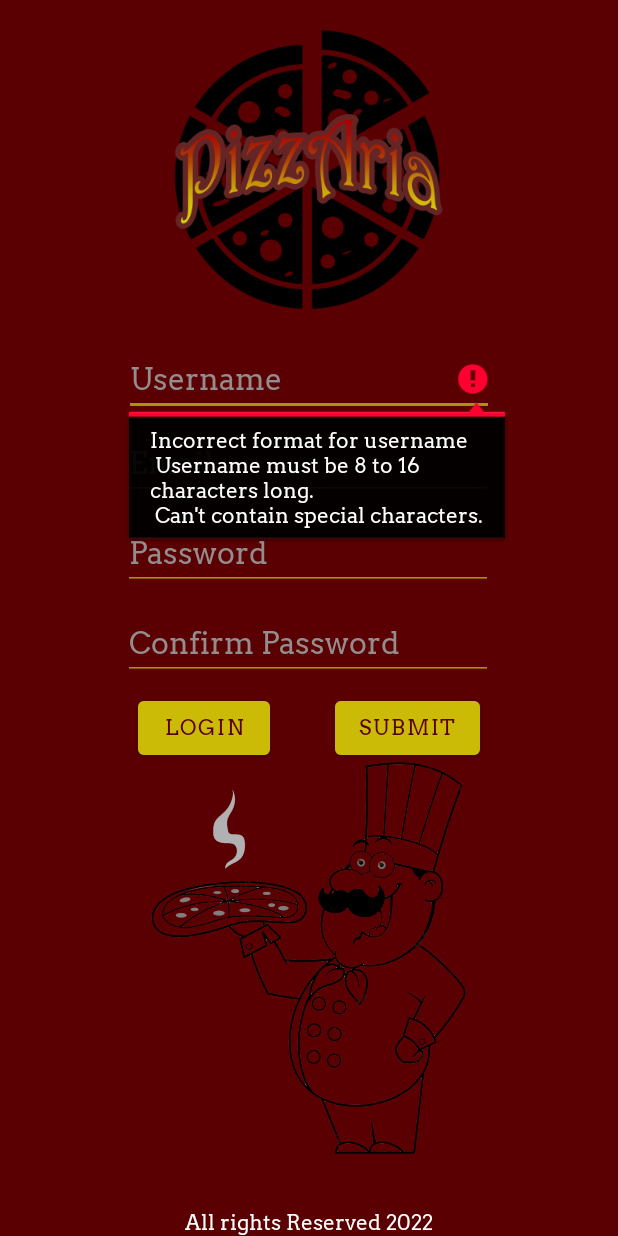
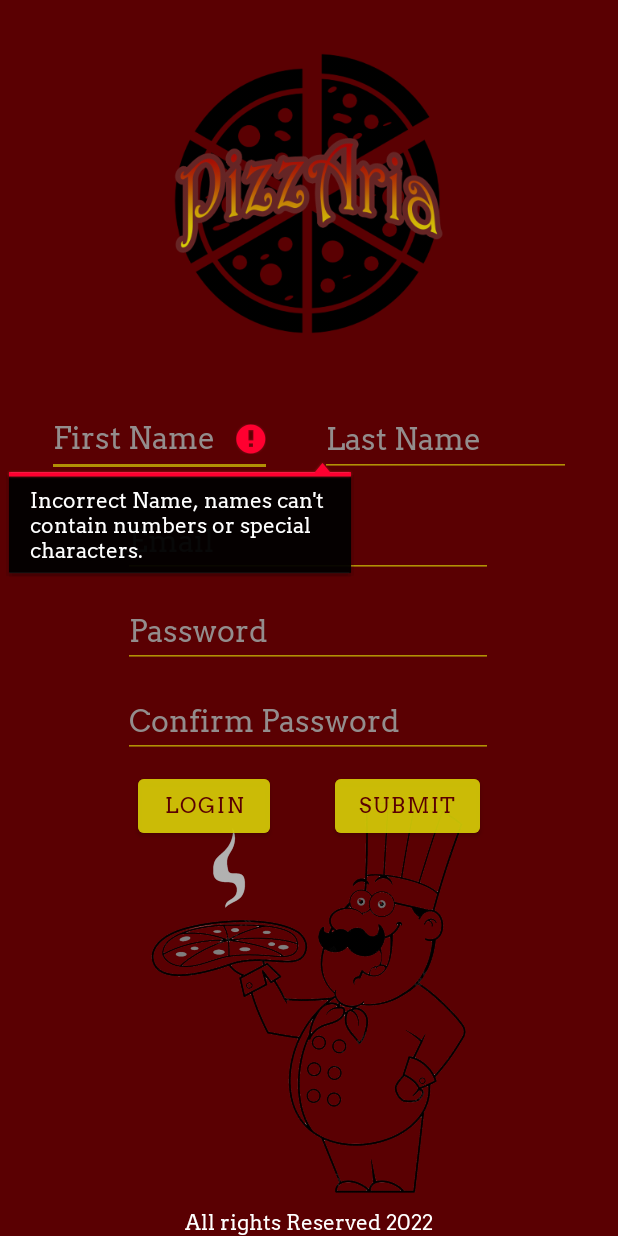
Before and after one commit to FariaXD/PizzAria, an Android app: the UserRegisterActivity screen opened directly, with no data from a screen before it, after a tap on "SUBMIT", on a phone screen of 412 x 824 dp. Run offline under Robolectric (Android 15) with nearby library versions, the phone set to English and light mode, and no system bars; our stand-ins replace Firebase (no records; nobody signed in at launch, a user with empty details on screens opened directly).

Commit message:
Authentication implemented

```diff
--- a/app/build.gradle
+++ b/app/build.gradle
@@ -38,7 +38,9 @@ dependencies {
     implementation 'androidx.appcompat:appcompat:1.4.1'
     implementation 'com.google.android.material:material:1.6.0'
     implementation 'androidx.constraintlayout:constraintlayout:2.1.4'
-    implementation 'com.google.firebase:firebase-auth:19.2.0'
+    implementation 'com.google.firebase:firebase-auth:21.0.5'
+    implementation 'com.google.firebase:firebase-database-ktx:20.0.5'
+    implementation 'com.google.firebase:firebase-storage-ktx:20.0.1'
     testImplementation 'junit:junit:4.13.2'
     androidTestImplementation 'androidx.test.ext:junit:1.1.3'
     androidTestImplementation 'androidx.test.espresso:espresso-core:3.4.0'
--- a/app/src/main/java/com/dam47455/pizzaria/authentication/MainActivity.kt
+++ b/app/src/main/java/com/dam47455/pizzaria/authentication/MainActivity.kt
@@ -20,7 +20,9 @@ class MainActivity : AppCompatActivity() {
         setContentView(R.layout.activity_main)
         makeFullScreen(window)
         val fAuth = FirebaseAuth.getInstance()
+        //fAuth.signOut()
         val user = fAuth.currentUser
+
 
         if(user != null){
             val intent = Intent(this, WelcomeUserActivity::class.java)
@@ -40,6 +42,7 @@ class MainActivity : AppCompatActivity() {
     }
     companion object{
         /** Hides system bars and app title */
+        val databaseURL = "https://pizzaria-dam-default-rtdb.europe-west1.firebasedatabase.app/"
         fun makeFullScreen(window: Window) {
             @Suppress("DEPRECATION")
             if (Build.VERSION.SDK_INT >= Build.VERSION_CODES.R) {
--- a/app/src/main/java/com/dam47455/pizzaria/authentication/RegisterUser.kt
+++ b/app/src/main/java/com/dam47455/pizzaria/authentication/RegisterUser.kt
@@ -1,15 +1,16 @@
 package com.dam47455.pizzaria.authentication
 
-class RegisterUser(var username: String, var email: String, var password: String, var cpassword: String) {
+class RegisterUser(var firstName: String, var lastName: String, var email: String, var password: String, var cpassword: String) {
 
     val MIN_LENGTH: Int = 8
     val MAX_LENGTH: Int = 16
     var validationFlag : RegisterValidation = RegisterValidation.NOERRORS
     enum class RegisterValidation{
-        NOERRORS, USERNAMEERROR, EMAILERROR, PASSWORDERROR, CONFIRMPASSWORDERROR
+        NOERRORS, FIRSTNAMEERROR, LASTNAMEERROR, EMAILERROR, PASSWORDERROR, CONFIRMPASSWORDERROR
     }
     fun validateInformation(): RegisterValidation {
-        validationFlag = if (!validateUsername() && !registrationHasError()) RegisterValidation.USERNAMEERROR else if(registrationHasError()) return validationFlag else RegisterValidation.NOERRORS
+        validationFlag = if (!validateName(firstName) && !registrationHasError()) RegisterValidation.FIRSTNAMEERROR else if(registrationHasError()) return validationFlag else RegisterValidation.NOERRORS
+        validationFlag = if (!validateName(lastName) && !registrationHasError()) RegisterValidation.LASTNAMEERROR else if(registrationHasError()) return validationFlag else RegisterValidation.NOERRORS
         validationFlag = if (!validateEmail() && !registrationHasError()) RegisterValidation.EMAILERROR else if(registrationHasError()) return validationFlag else RegisterValidation.NOERRORS
         validationFlag = if (!validatePassword() && !registrationHasError()) RegisterValidation.PASSWORDERROR else if(registrationHasError()) return validationFlag else RegisterValidation.NOERRORS
         validationFlag = if (!passwordMatches() && !registrationHasError()) RegisterValidation.CONFIRMPASSWORDERROR else if(registrationHasError()) return validationFlag else RegisterValidation.NOERRORS
@@ -20,8 +21,8 @@ class RegisterUser(var username: String, var email: String, var password: String
         return validationFlag != RegisterValidation.NOERRORS
     }
 
-    private fun validateUsername(): Boolean{
-        return username.isNotEmpty() && isLetters(username) && username.length > MIN_LENGTH && username.length < MAX_LENGTH
+    private fun validateName(name: String): Boolean{
+        return name.isNotEmpty() && isLetters(name)
     }
 
     private fun validateEmail(): Boolean {
--- a/app/src/main/java/com/dam47455/pizzaria/authentication/UserLoginActivity.kt
+++ b/app/src/main/java/com/dam47455/pizzaria/authentication/UserLoginActivity.kt
@@ -21,7 +21,7 @@ class UserLoginActivity : AppCompatActivity() {
         }
 
         findViewById<Button>(R.id.loginSubmitBtn).setOnClickListener{
-            val username = findViewById<EditText>(R.id.loginUsername)
+            val username = findViewById<EditText>(R.id.loginEmail)
             val password = findViewById<EditText>(R.id.loginPassword)
             val loginUser = LoginUser(username.text.toString(), password.text.toString())
             when(loginUser.validateLoginFields()){
--- a/app/src/main/java/com/dam47455/pizzaria/authentication/UserRegisterActivity.kt
+++ b/app/src/main/java/com/dam47455/pizzaria/authentication/UserRegisterActivity.kt
@@ -4,19 +4,26 @@ import android.content.Intent
 import android.os.Bundle
 import android.widget.Button
 import android.widget.EditText
+import android.widget.Toast
 import androidx.appcompat.app.AppCompatActivity
 import com.dam47455.pizzaria.R
+import com.dam47455.pizzaria.authentication.MainActivity.Companion.databaseURL
+import com.dam47455.pizzaria.authentication.data.User
 import com.google.firebase.auth.FirebaseAuth
 import com.google.firebase.auth.UserProfileChangeRequest
+import com.google.firebase.database.DatabaseReference
+import com.google.firebase.database.FirebaseDatabase
 
 
 class UserRegisterActivity : AppCompatActivity() {
+    private lateinit var fAuth: FirebaseAuth
+    private lateinit var databaseReference: DatabaseReference
     override fun onCreate(savedInstanceState: Bundle?) {
         super.onCreate(savedInstanceState)
         setContentView(R.layout.activity_user_register)
         MainActivity.makeFullScreen(window)
-        val fAuth = FirebaseAuth.getInstance()
-        fAuth.signOut()
+        fAuth = FirebaseAuth.getInstance()
+
 
         findViewById<Button>(R.id.registerLoginBtn).setOnClickListener{
             var intent = Intent(this, UserLoginActivity::class.java)
@@ -24,25 +31,18 @@ class UserRegisterActivity : AppCompatActivity() {
         }
 
         findViewById<Button>(R.id.registerSubmitBtn).setOnClickListener{
-            val username = findViewById<EditText>(R.id.registerUsername)
+            val firstName = findViewById<EditText>(R.id.registerFirstName)
+            val lastName = findViewById<EditText>(R.id.registerLastName)
             val email = findViewById<EditText>(R.id.registerEmail)
             val password = findViewById<EditText>(R.id.registerPassword)
             val cpassword = findViewById<EditText>(R.id.registerCPassword)
-            val newUser = RegisterUser(username.text.toString(), email.text.toString(), password.text.toString(), cpassword.text.toString())
+            val newUser = RegisterUser(firstName.text.toString(), lastName.text.toString(), email.text.toString(), password.text.toString(), cpassword.text.toString())
             when(newUser.validateInformation()){
                 RegisterUser.RegisterValidation.NOERRORS -> {
-                    fAuth.createUserWithEmailAndPassword(newUser.email, newUser.password).addOnSuccessListener {
-                        val profile = UserProfileChangeRequest.Builder()
-                            .setDisplayName(newUser.username)
-                        val intent = Intent(this, WelcomeUserActivity::class.java)
-                        intent.putExtra("username", newUser.username)
-                        startActivity(intent)
-                    }.addOnFailureListener {
-                        findViewById<Button>(R.id.registerSubmitBtn).error = it.message
-                    }
-
+                   registerUser(newUser)
                 }
-                RegisterUser.RegisterValidation.USERNAMEERROR -> username.error = getString(R.string.incorrect_username)
+                RegisterUser.RegisterValidation.FIRSTNAMEERROR -> firstName.error = getString(R.string.incorrect_username)
+                RegisterUser.RegisterValidation.LASTNAMEERROR -> firstName.error = getString(R.string.incorrect_username)
                 RegisterUser.RegisterValidation.EMAILERROR ->email.error = getString(R.string.incorrect_email)
                 RegisterUser.RegisterValidation.PASSWORDERROR -> password.error = getString(R.string.incorrect_password)
                 RegisterUser.RegisterValidation.CONFIRMPASSWORDERROR -> cpassword.error = getString(
@@ -52,4 +52,23 @@ class UserRegisterActivity : AppCompatActivity() {
 
         }
     }
+
+    private fun registerUser(newUser: RegisterUser){
+        fAuth.createUserWithEmailAndPassword(newUser.email, newUser.password).addOnSuccessListener {
+            databaseReference = FirebaseDatabase.getInstance(databaseURL).getReference("Users")
+            val userInfo = User(newUser.firstName, newUser.lastName, newUser.email)
+            Toast.makeText(this, fAuth.currentUser!!.uid, Toast.LENGTH_SHORT).show()
+            databaseReference.child(fAuth.currentUser!!.uid).setValue(userInfo).addOnCompleteListener{
+                if(it.isSuccessful)
+                    Toast.makeText(this, "Created USERS", Toast.LENGTH_SHORT).show()
+                else
+                    Toast.makeText(this, "FAILED", Toast.LENGTH_SHORT).show()
+            }
+            val intent = Intent(this, WelcomeUserActivity::class.java)
+            intent.putExtra("firstName", newUser.firstName)
+            startActivity(intent)
+        }.addOnFailureListener {
+            findViewById<Button>(R.id.registerSubmitBtn).error = it.message
+        }
+    }
 }
--- a/app/src/main/java/com/dam47455/pizzaria/authentication/data/User.kt
+++ b/app/src/main/java/com/dam47455/pizzaria/authentication/data/User.kt
@@ -1,3 +1,5 @@
 package com.dam47455.pizzaria.authentication.data
 
-data class User()
+data class User(var firstName: String? = null, var lastName: String? = null, var email: String ?= null){
+
+}
--- a/app/src/main/res/layout/activity_user_register.xml
+++ b/app/src/main/res/layout/activity_user_register.xml
@@ -12,11 +12,10 @@
         android:layout_width="225dp"
         android:layout_height="206dp"
         android:layout_marginStart="78dp"
-        android:layout_marginTop="15dp"
+        android:layout_marginTop="12dp"
         android:layout_marginEnd="78dp"
-        android:layout_marginBottom="4dp"
         android:contentDescription="@string/todo"
-        app:layout_constraintBottom_toTopOf="@+id/registerUsername"
+        app:layout_constraintBottom_toTopOf="@+id/registerFirstName"
         app:layout_constraintEnd_toEndOf="parent"
         app:layout_constraintStart_toStartOf="parent"
         app:layout_constraintTop_toTopOf="parent"
@@ -47,19 +46,39 @@
         app:layout_constraintStart_toStartOf="parent" />
 
     <EditText
-        android:id="@+id/registerUsername"
-        android:layout_width="wrap_content"
-        android:layout_height="48dp"
-        android:layout_marginStart="101dp"
-        android:layout_marginTop="4dp"
-        android:layout_marginEnd="101dp"
-        android:layout_marginBottom="8dp"
+        android:id="@+id/registerFirstName"
+        android:layout_width="150dp"
+        android:layout_height="50dp"
+        android:layout_marginTop="12dp"
         android:autofillHints=""
         android:backgroundTint="@color/yellowcitrine"
         android:backgroundTintMode="src_in"
         android:drawableTint="@color/grayolive"
         android:ems="10"
-        android:hint="@string/username"
+        android:hint="@string/first_name"
+        android:inputType="textPersonName"
+        android:minHeight="48dp"
+        android:outlineAmbientShadowColor="@color/teal_200"
+        android:textColor="@color/white"
+        android:textColorHighlight="@color/yellowcitrine"
+        android:textColorHint="#938D8D"
+        android:textSize="20sp"
+        app:layout_constraintBottom_toTopOf="@+id/registerEmail"
+        app:layout_constraintEnd_toStartOf="@+id/registerLastName"
+        app:layout_constraintStart_toStartOf="parent"
+        app:layout_constraintTop_toBottomOf="@+id/imageView" />
+
+    <EditText
+        android:id="@+id/registerLastName"
+        android:layout_width="167dp"
+        android:layout_height="49dp"
+        android:layout_marginTop="12dp"
+        android:autofillHints=""
+        android:backgroundTint="@color/yellowcitrine"
+        android:backgroundTintMode="src_in"
+        android:drawableTint="@color/grayolive"
+        android:ems="10"
+        android:hint="@string/last_name"
         android:inputType="textPersonName"
         android:minHeight="48dp"
         android:outlineAmbientShadowColor="@color/teal_200"
@@ -69,7 +88,7 @@
         android:textSize="20sp"
         app:layout_constraintBottom_toTopOf="@+id/registerEmail"
         app:layout_constraintEnd_toEndOf="parent"
-        app:layout_constraintStart_toStartOf="parent"
+        app:layout_constraintStart_toEndOf="@+id/registerFirstName"
         app:layout_constraintTop_toBottomOf="@+id/imageView" />
 
     <EditText
@@ -77,7 +96,7 @@
         android:layout_width="wrap_content"
         android:layout_height="48dp"
         android:layout_marginStart="101dp"
-        android:layout_marginTop="8dp"
+        android:layout_marginTop="100dp"
         android:layout_marginEnd="101dp"
         android:layout_marginBottom="8dp"
         android:autofillHints=""
@@ -96,7 +115,7 @@
         app:layout_constraintEnd_toEndOf="parent"
         app:layout_constraintHorizontal_bias="0.518"
         app:layout_constraintStart_toStartOf="parent"
-        app:layout_constraintTop_toBottomOf="@+id/registerUsername" />
+        app:layout_constraintTop_toBottomOf="@+id/imageView" />
 
     <EditText
         android:id="@+id/registerPassword"
--- a/app/src/main/res/values/strings.xml
+++ b/app/src/main/res/values/strings.xml
@@ -10,9 +10,11 @@
     <string name="todo">TODO</string>
     <string name="welcome_username">Welcome, USERNAME</string>
     <string name="press_to_continue">Press to continue...</string>
-    <string name="incorrect_username">Incorrect format for username \n Username must be 8 to 16 characters long. \n Can\'t contain special characters.</string>
+    <string name="incorrect_username">Incorrect Name, names can\'t contain numbers or special characters.</string>
     <string name="incorrect_email">Incorrect Email</string>
     <string name="incorrect_password">Incorrect Password \nPassword must contain 8 to 16 characters.\nMust not contain special characters.</string>
     <string name="incorrect_confirm_password">Passwords don\'t match.</string>
     <string name="logout">Logout</string>
+    <string name="first_name">First Name</string>
+    <string name="last_name">Last Name</string>
 </resources>
--- a/build.gradle
+++ b/build.gradle
@@ -1,6 +1,6 @@
 buildscript {
     dependencies {
-        classpath 'com.google.gms:google-services:4.3.3'
+        classpath 'com.google.gms:google-services:4.3.10'
     }
 }// Top-level build file where you can add configuration options common to all sub-projects/modules.
 plugins {
```
Also changed, not shown: app/src/main/java/com/dam47455/pizzaria/authentication/WelcomeUserActivity.kt (+14 -7 lines), app/src/main/res/layout/activity_user_login.xml (+4 -4 lines).
